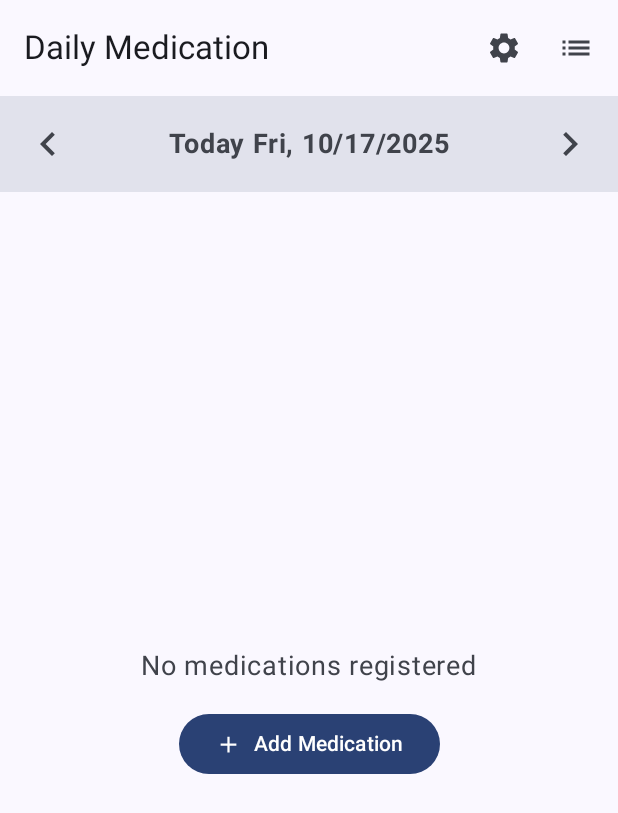
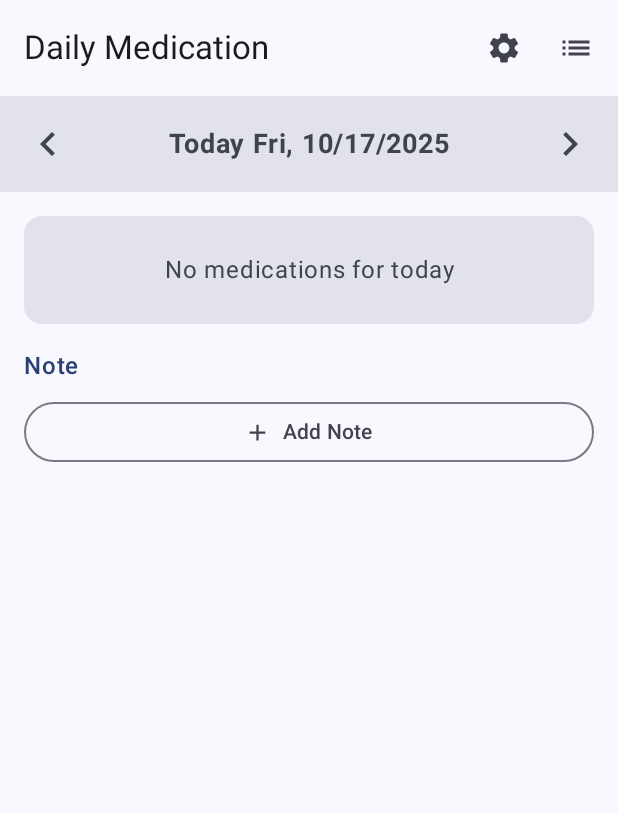
Before and after one commit to shugo/medicine_shield, an Android app built with Jetpack Compose: the screen it shows after launch (MainActivity), on a phone screen of 412 x 824 dp. Shown: the top 813 px of the screen. Run offline under Robolectric (Android 15) with nearby library versions, the phone set to English and light mode, and no system bars; our stand-ins replace Room's generated code.

Commit message:
Remove MedicationEmptyState()
Because notes are hidden when all medications are removed.

```diff
--- a/app/src/main/java/net/shugo/medicineshield/data/dao/MedicationDao.kt
+++ b/app/src/main/java/net/shugo/medicineshield/data/dao/MedicationDao.kt
@@ -1,17 +1,20 @@
 package net.shugo.medicineshield.data.dao
 
-import androidx.room.*
+import androidx.room.Dao
+import androidx.room.Delete
+import androidx.room.Insert
+import androidx.room.OnConflictStrategy
+import androidx.room.Query
+import androidx.room.Transaction
+import androidx.room.Update
+import kotlinx.coroutines.flow.Flow
 import net.shugo.medicineshield.data.model.Medication
 import net.shugo.medicineshield.data.model.MedicationWithTimes
-import kotlinx.coroutines.flow.Flow
 
 @Dao
 interface MedicationDao {
     @Query("SELECT * FROM medications ORDER BY createdAt DESC")
     fun getAllMedications(): Flow<List<Medication>>
-
-    @Query("SELECT COUNT(*) FROM medications")
-    fun getMedicationCount(): Flow<Int>
 
     /**
      * すべてのMedicationとそのリレーションを取得（履歴含む）
--- a/app/src/main/java/net/shugo/medicineshield/data/repository/MedicationRepository.kt
+++ b/app/src/main/java/net/shugo/medicineshield/data/repository/MedicationRepository.kt
@@ -46,13 +46,6 @@ class MedicationRepository(
                 )
             }
         }
-    }
-
-    /**
-     * 登録されている薬の件数を取得
-     */
-    fun getMedicationCount(): Flow<Int> {
-        return medicationDao.getMedicationCount()
     }
 
     /**
--- a/app/src/main/java/net/shugo/medicineshield/ui/screen/DailyMedicationScreen.kt
+++ b/app/src/main/java/net/shugo/medicineshield/ui/screen/DailyMedicationScreen.kt
@@ -1,7 +1,18 @@
 package net.shugo.medicineshield.ui.screen
 
 import androidx.compose.foundation.clickable
-import androidx.compose.foundation.layout.*
+import androidx.compose.foundation.layout.Arrangement
+import androidx.compose.foundation.layout.Box
+import androidx.compose.foundation.layout.Column
+import androidx.compose.foundation.layout.PaddingValues
+import androidx.compose.foundation.layout.Row
+import androidx.compose.foundation.layout.Spacer
+import androidx.compose.foundation.layout.fillMaxSize
+import androidx.compose.foundation.layout.fillMaxWidth
+import androidx.compose.foundation.layout.height
+import androidx.compose.foundation.layout.padding
+import androidx.compose.foundation.layout.size
+import androidx.compose.foundation.layout.width
 import androidx.compose.foundation.lazy.LazyColumn
 import androidx.compose.foundation.lazy.items
 import androidx.compose.foundation.lazy.rememberLazyListState
@@ -9,12 +20,38 @@ import androidx.compose.material.icons.Icons
 import androidx.compose.material.icons.filled.Add
 import androidx.compose.material.icons.filled.Delete
 import androidx.compose.material.icons.filled.Edit
+import androidx.compose.material.icons.filled.KeyboardArrowLeft
+import androidx.compose.material.icons.filled.KeyboardArrowRight
 import androidx.compose.material.icons.filled.List
 import androidx.compose.material.icons.filled.Settings
-import androidx.compose.material.icons.filled.KeyboardArrowLeft
-import androidx.compose.material.icons.filled.KeyboardArrowRight
-import androidx.compose.material3.*
-import androidx.compose.runtime.*
+import androidx.compose.material3.AlertDialog
+import androidx.compose.material3.Card
+import androidx.compose.material3.CardDefaults
+import androidx.compose.material3.Checkbox
+import androidx.compose.material3.CircularProgressIndicator
+import androidx.compose.material3.DatePicker
+import androidx.compose.material3.DatePickerDialog
+import androidx.compose.material3.ExperimentalMaterial3Api
+import androidx.compose.material3.Icon
+import androidx.compose.material3.IconButton
+import androidx.compose.material3.MaterialTheme
+import androidx.compose.material3.OutlinedButton
+import androidx.compose.material3.OutlinedTextField
+import androidx.compose.material3.Scaffold
+import androidx.compose.material3.Surface
+import androidx.compose.material3.Text
+import androidx.compose.material3.TextButton
+import androidx.compose.material3.TimePicker
+import androidx.compose.material3.TopAppBar
+import androidx.compose.material3.rememberDatePickerState
+import androidx.compose.material3.rememberTimePickerState
+import androidx.compose.runtime.Composable
+import androidx.compose.runtime.LaunchedEffect
+import androidx.compose.runtime.collectAsState
+import androidx.compose.runtime.getValue
+import androidx.compose.runtime.mutableStateOf
+import androidx.compose.runtime.remember
+import androidx.compose.runtime.setValue
 import androidx.compose.ui.Alignment
 import androidx.compose.ui.Modifier
 import androidx.compose.ui.res.stringResource
@@ -25,9 +62,9 @@ import androidx.compose.ui.unit.sp
 import net.shugo.medicineshield.R
 import net.shugo.medicineshield.data.model.DailyMedicationItem
 import net.shugo.medicineshield.data.model.DailyNote
+import net.shugo.medicineshield.utils.formatDose
 import net.shugo.medicineshield.viewmodel.DailyMedicationViewModel
-import net.shugo.medicineshield.utils.formatDose
-import java.util.*
+import java.util.Calendar
 
 @OptIn(ExperimentalMaterial3Api::class)
 @Composable
@@ -42,7 +79,6 @@ fun DailyMedicationScreen(
     val selectedDate by viewModel.selectedDate.collectAsState()
     val dailyNote by viewModel.dailyNote.collectAsState()
     val scrollToNote by viewModel.scrollToNote.collectAsState()
-    val medicationCount by viewModel.medicationCount.collectAsState()
 
     var showDatePicker by remember { mutableStateOf(false) }
 
@@ -88,10 +124,6 @@ fun DailyMedicationScreen(
                     ) {
                         CircularProgressIndicator()
                     }
-                }
-
-                medicationCount == 0 -> {
-                    EmptyMedicationState(onNavigateToMedicationList)
                 }
 
                 else -> {
@@ -223,37 +255,6 @@ fun DailyMedicationDatePickerDialog(
         }
     ) {
         DatePicker(state = datePickerState)
-    }
-}
-
-@Composable
-fun EmptyMedicationState(onNavigateToMedicationList: () -> Unit) {
-    Box(
-        modifier = Modifier.fillMaxSize(),
-        contentAlignment = Alignment.Center
-    ) {
-        Column(
-            horizontalAlignment = Alignment.CenterHorizontally,
-            verticalArrangement = Arrangement.Center
-        ) {
-            Text(
-                text = stringResource(R.string.no_medications),
-                fontSize = 18.sp,
-                color = MaterialTheme.colorScheme.onSurfaceVariant
-            )
-            Spacer(modifier = Modifier.height(16.dp))
-            Button(
-                onClick = onNavigateToMedicationList
-            ) {
-                Icon(
-                    imageVector = Icons.Default.Add,
-                    contentDescription = null,
-                    modifier = Modifier.size(18.dp)
-                )
-                Spacer(modifier = Modifier.width(8.dp))
-                Text(stringResource(R.string.add_medication_button))
-            }
-        }
     }
 }
 
--- a/app/src/main/java/net/shugo/medicineshield/viewmodel/DailyMedicationViewModel.kt
+++ b/app/src/main/java/net/shugo/medicineshield/viewmodel/DailyMedicationViewModel.kt
@@ -4,18 +4,19 @@ import android.app.Application
 import android.text.format.DateFormat
 import androidx.lifecycle.AndroidViewModel
 import androidx.lifecycle.viewModelScope
-import net.shugo.medicineshield.R
-import net.shugo.medicineshield.data.model.DailyMedicationItem
-import net.shugo.medicineshield.data.model.DailyNote
-import net.shugo.medicineshield.data.repository.MedicationRepository
 import kotlinx.coroutines.Job
 import kotlinx.coroutines.flow.MutableStateFlow
 import kotlinx.coroutines.flow.StateFlow
 import kotlinx.coroutines.flow.asStateFlow
 import kotlinx.coroutines.launch
+import net.shugo.medicineshield.R
+import net.shugo.medicineshield.data.model.DailyMedicationItem
+import net.shugo.medicineshield.data.model.DailyNote
+import net.shugo.medicineshield.data.repository.MedicationRepository
 import net.shugo.medicineshield.utils.DateUtils
 import java.text.SimpleDateFormat
-import java.util.*
+import java.util.Calendar
+import java.util.Locale
 
 class DailyMedicationViewModel(
     application: Application,
@@ -39,23 +40,17 @@ class DailyMedicationViewModel(
     private val _scrollToNote = MutableStateFlow(false)
     val scrollToNote: StateFlow<Boolean> = _scrollToNote.asStateFlow()
 
-    private val _medicationCount = MutableStateFlow(0)
-    val medicationCount: StateFlow<Int> = _medicationCount.asStateFlow()
-
     private var loadJob: Job? = null
     private var noteLoadJob: Job? = null
-    private var countJob: Job? = null
 
     // 各データソースの読み込み完了フラグ
     private var medicationsLoaded = false
     private var noteLoaded = false
-    private var countLoaded = false
 
     init {
         _isLoading.value = true
         loadMedicationsForSelectedDate()
         loadNoteForSelectedDate()
-        loadMedicationCount()
         updateDisplayDate()
     }
 
@@ -206,24 +201,11 @@ class DailyMedicationViewModel(
         }
     }
 
-    private fun loadMedicationCount() {
-        // 前回のcountJobをキャンセル
-        countJob?.cancel()
-
-        countJob = viewModelScope.launch {
-            repository.getMedicationCount().collect { count ->
-                _medicationCount.value = count
-                countLoaded = true
-                updateLoadingState()
-            }
-        }
-    }
-
     /**
      * すべてのデータソースが読み込まれたかチェックし、ローディング状態を更新
      */
     private fun updateLoadingState() {
-        if (medicationsLoaded && noteLoaded && countLoaded) {
+        if (medicationsLoaded && noteLoaded) {
             _isLoading.value = false
         }
     }
```
